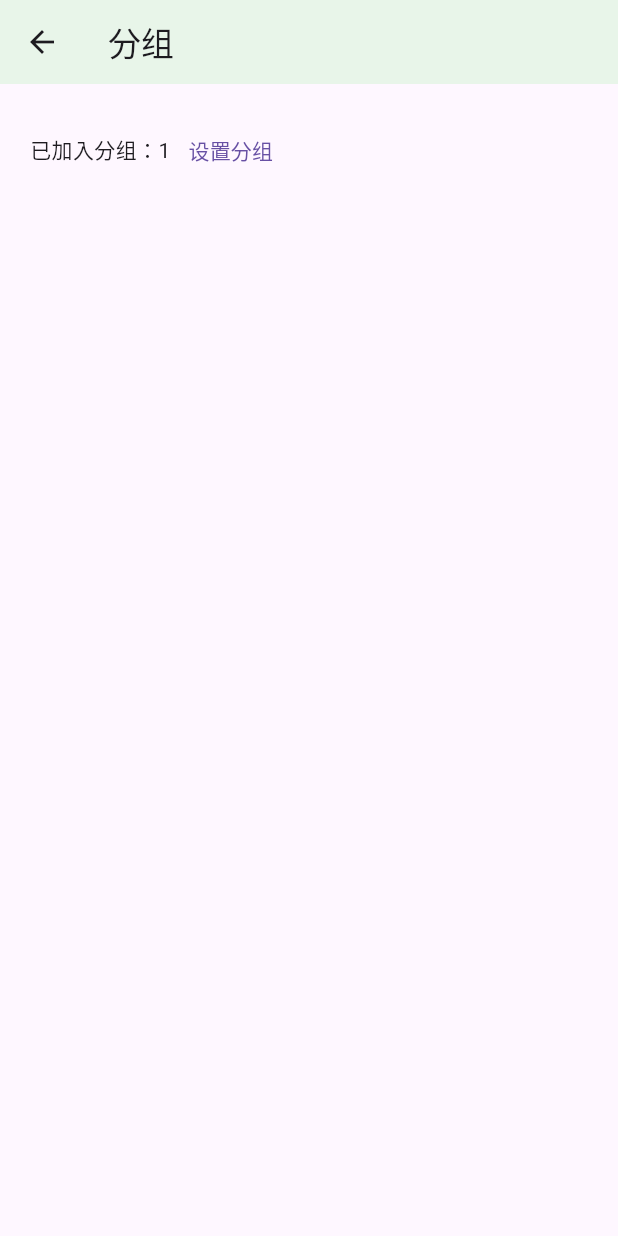
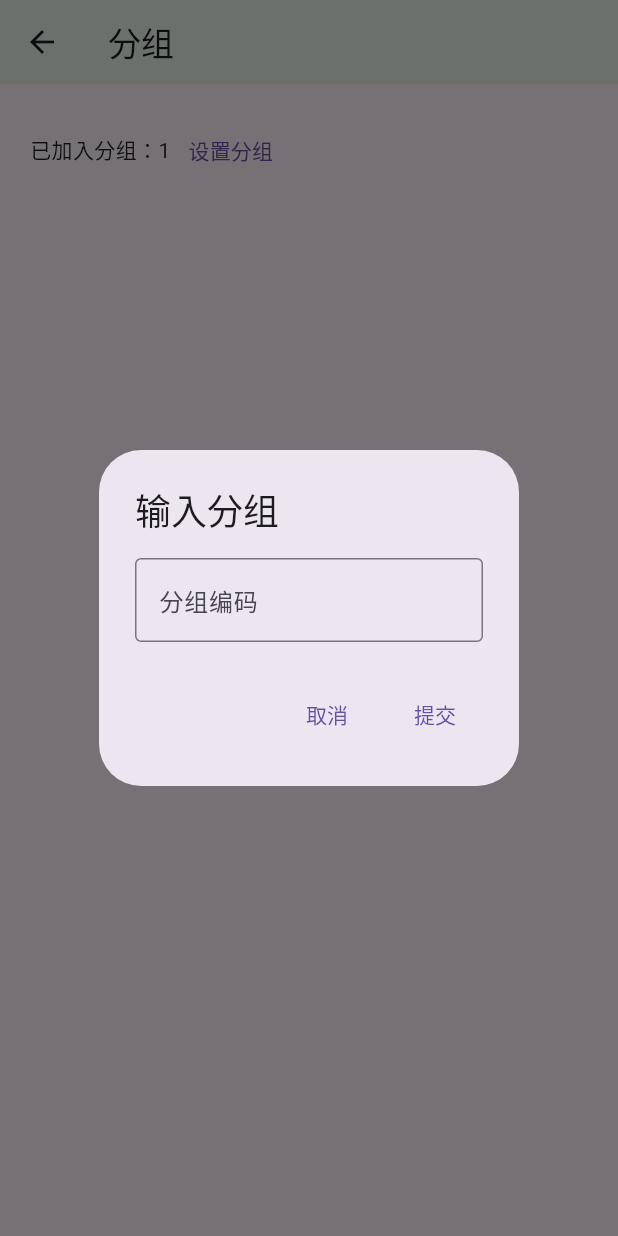
Before and after one commit to Fall-H/n-order-dishes, a Flutter app: the GroupPage screen opened directly, after a tap on "设置分组", on a phone screen of 412 x 824 dp. Run offline on Flutter 3.47's test engine with Material 3 defaults, Android fonts, the phone set to English and light mode, and no system bars; network calls fail.

Commit message:
增加页面

```diff
--- a/app_ui/lib/page/groupPage.dart
+++ b/app_ui/lib/page/groupPage.dart
@@ -45,11 +45,56 @@ class _GroupPageState extends State<GroupPage> {
             margin: EdgeInsets.all(20),
             child: Row(children: [
               Text('已加入分组：${group.name}'),
-              TextButton(onPressed: () {
-
-              }, child: Text('设置分组'))
+              TextButton(
+                  onPressed: () {
+                    showCustomDialog();
+                  },
+                  child: Text('设置分组'))
             ]),
           )),
     );
   }
+
+  void showCustomDialog() {
+    showDialog(
+      context: context,
+      builder: (BuildContext context) {
+        return AlertDialog(
+          title: Text('输入分组'),
+          content: TextFormField(
+            decoration: InputDecoration(
+              labelText: '分组编码',
+              border: OutlineInputBorder(),
+            ),
+            validator: (value) {
+              if (value == null || value.isEmpty) {
+                return '请输入分组编码';
+              }
+              return null;
+            },
+            onSaved: (value) {
+            },
+          ),
+          actions: <Widget>[
+            TextButton(
+              child: Text('取消'),
+              onPressed: () {
+                Navigator.of(context).pop();
+              },
+            ),
+            TextButton(
+              child: Text('提交'),
+              onPressed: () {
+                final form =
+                    ModalRoute.of(context)?.settings.arguments as FormState;
+                if (form == null) return;
+                form.save();
+                Navigator.of(context).pop();
+              },
+            ),
+          ],
+        );
+      },
+    );
+  }
 }
```
Also changed, not shown: app_ui/lib/page/profilePage.dart (+77 -8 lines).
